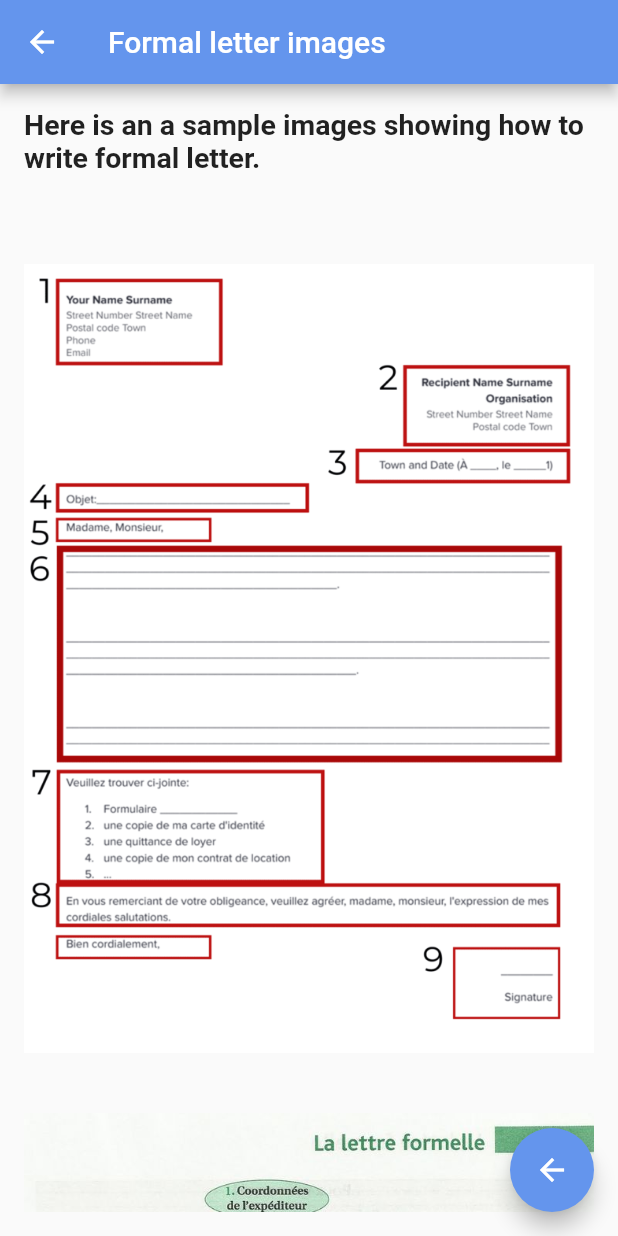
After one commit to Bonnahjohn/frenchify, a Flutter app: the Images screen opened by its route, on a phone screen of 412 x 824 dp. The commit adds this screen. Run offline on Flutter 3.47's test engine with Material 2 defaults, Android fonts, the phone set to English and light mode, and no system bars; missing offline and left inert: translator.

Commit message:
formal letter sample image section is done addition with its appbar and floatbutton

```diff
--- a/lib/advan/Letter/formal.dart
+++ b/lib/advan/Letter/formal.dart
@@ -3,6 +3,7 @@
 import 'package:flutter/material.dart';
 import 'package:frenchify/main.dart';
 import 'config.dart';
+import 'package:frenchify/advan/Letter/informal.dart';
 
 class Formal extends StatelessWidget {
   const Formal({super.key});
@@ -28,7 +29,7 @@ class Formal extends StatelessWidget {
             } else if (index == note.length + 1) {
               // Display the note at the bottom
               return SelectableText(onTap: () {
-                //Navigator.pushNamed(context, '/home');
+                Navigator.pushNamed(context, '/Image');
               }, focus,
                   style: TextStyle(fontSize: 16, fontWeight: FontWeight.w400));
             } else {
--- /dev/null
+++ b/lib/advan/Letter/letterimage.dart
@@ -0,0 +1,67 @@
+// ignore_for_file: unused_import, prefer_const_constructors, file_names, prefer_const_literals_to_create_immutables
+
+import 'package:flutter/material.dart';
+import 'package:frenchify/main.dart';
+
+class Images extends StatelessWidget {
+  const Images({super.key});
+
+  @override
+  Widget build(BuildContext context) {
+    return Scaffold(
+      appBar: AppBar(
+        backgroundColor: Color.fromRGBO(100, 149, 237, 1),
+        title: Text('Formal letter images'),
+      ),
+      body: SafeArea(
+          child: Padding(
+        padding: EdgeInsets.all(16.0),
+        child: SingleChildScrollView(
+          child: Column(
+            children: <Widget>[
+              const Text(
+                'Here is an a sample images showing how to write formal letter.',
+                style: TextStyle(fontSize: 19, fontWeight: FontWeight.bold),
+              ),
+              SizedBox(
+                height: 30,
+              ),
+              SizedBox(
+                height: 30,
+              ),
+              InteractiveViewer(
+                  boundaryMargin:
+                      EdgeInsets.symmetric(horizontal: 20.0, vertical: 20),
+                  panEnabled: true,
+                  scaleEnabled: true,
+                  maxScale: 3,
+                  minScale: 0.5,
+                  child: Image.asset(
+                    'assets/images/formal.png',
+                  )),
+              SizedBox(
+                height: 40,
+              ),
+              InteractiveViewer(
+                  boundaryMargin:
+                      EdgeInsets.symmetric(horizontal: 20.0, vertical: 20),
+                  panEnabled: true,
+                  scaleEnabled: true,
+                  maxScale: 3,
+                  minScale: 0.5,
+                  child: Image.asset(
+                    'assets/images/sam.jpeg',
+                  ))
+            ],
+          ),
+        ),
+      )),
+      floatingActionButton: FloatingActionButton(
+          backgroundColor: Color.fromRGBO(100, 149, 237, 1),
+          onPressed: () {
+            Navigator.pop(context);
+          },
+          child: Icon(Icons.arrow_back)),
+    );
+  }
+}
--- a/lib/advan/advance.dart
+++ b/lib/advan/advance.dart
@@ -42,8 +42,6 @@ class AdvanIntro extends StatelessWidget {
               ),
             ),
             Card(
-              elevation: 8,
-              shadowColor: Colors.blue,
               child: ListTile(
                 leading: Icon(Icons.south_east_outlined),
                 title: Text('Letter Writing'),
--- a/lib/main.dart
+++ b/lib/main.dart
@@ -12,9 +12,10 @@ import 'package:frenchify/Pages/translator.dart';
 // mmmmmmmmmmmmmmmmmmmmmmmmmmm beginner routing mmmmmmmmmmmmmmmmmmmmmm
 import 'package:frenchify/begin/begin.dart';
 // mmmmmmmmmmmmmmmmmmmmmmmmmmm advance routing mmmmmmmmmmmmmmmmmmmmmm
-import 'package:frenchify/advan/A_content.dart';
+import 'package:frenchify/advan/content.dart';
 import 'advan/Letter/informal.dart';
 import 'advan/Letter/formal.dart';
+import 'package:frenchify/advan/Letter/letterimage.dart';
 
 void main() {
   runApp(MaterialApp(
@@ -31,7 +32,8 @@ void main() {
       '/Beginner': (context) => Beginner(),
       '/AdvanContent': (context) => Letter(),
       '/Informal': (context) => Informal(),
-      '/Formal': (context) => Formal()
+      '/Formal': (context) => Formal(),
+      '/Image': (context) => Images()
     },
   ));
 }
```
Also changed, not shown: assets/images/formal.png (added), assets/images/sam.jpeg (added), lib/advan/content.dart (renamed from lib/advan/A_content.dart).
